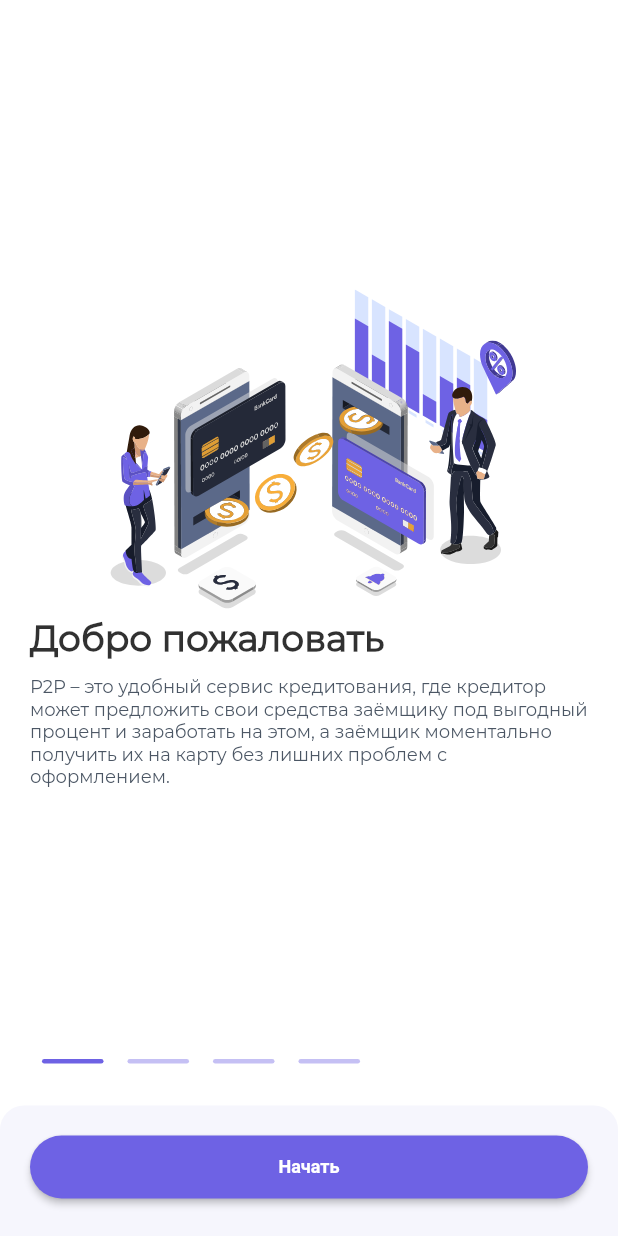
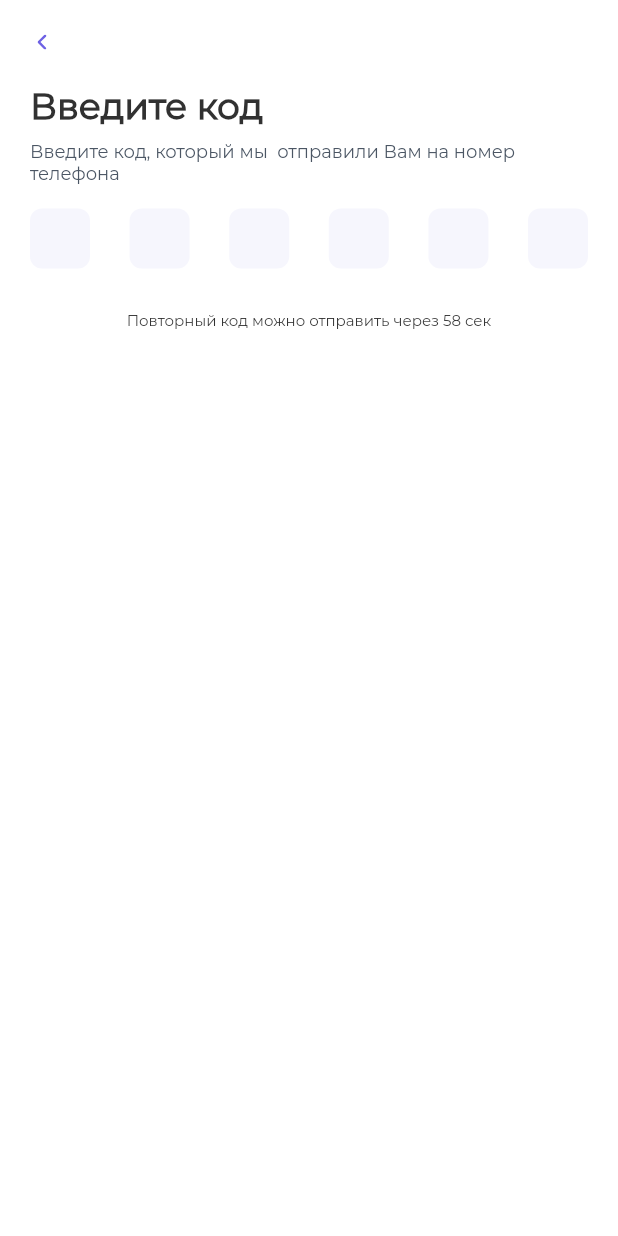
Before and after one commit to Bek-End/Crededev, a Flutter app: the screen it shows after launch, on a phone screen of 412 x 824 dp. Run offline on Flutter 3.47's test engine with Material 2 defaults, Android fonts, the light colour scheme and no system bars; drawn by our look-alikes of dots_indicator; our stand-ins replace flutter_svg, mask_text_input_formatter, pinput.

Commit message:
#19 Complete login screen

```diff
--- a/lib/core/style/app_theme.dart
+++ b/lib/core/style/app_theme.dart
@@ -16,6 +16,11 @@ final ThemeData appThemeData = ThemeData(
       ),
     ),
   ),
+  textButtonTheme: TextButtonThemeData(
+    style: TextButton.styleFrom(
+      primary: kBlackLight,
+    ),
+  ),
   textTheme: const TextTheme(
     headline1: TextStyle(
       color: kBlack,
@@ -27,5 +32,10 @@ final ThemeData appThemeData = ThemeData(
       fontSize: 12,
       fontWeight: FontWeight.w500,
     ),
+    subtitle1: TextStyle(
+      color: kBlack,
+      fontSize: 10,
+      fontWeight: FontWeight.w400,
+    ),
   ),
 );
--- a/lib/core/style/colors.dart
+++ b/lib/core/style/colors.dart
@@ -6,3 +6,4 @@ const kViolet = Color(0xFF6E62E4);
 final kVioletPale = const Color(0xFF6E62E4).withOpacity(0.4);
 const kGrey = Color(0xFFF6F6FD);
 const kWhite = Color(0xFFFFFFFF);
+const kTrans = Colors.transparent;
--- /dev/null
+++ b/lib/core/widgets/app_bar_widget.dart
@@ -0,0 +1,27 @@
+import 'package:credo_p2p/core/style/colors.dart';
+import 'package:credo_p2p/features/login/presentation/ui/widgets/arrow_back_button.dart';
+import 'package:flutter/material.dart';
+
+class AppBarWidget extends StatelessWidget implements PreferredSizeWidget {
+  final Function() onPressed;
+  const AppBarWidget({
+    Key? key,
+    required this.onPressed,
+  }) : super(key: key);
+
+  @override
+  Widget build(BuildContext context) {
+    return SafeArea(
+      child: AppBar(
+        backgroundColor: kTrans,
+        elevation: 0,
+        leading: ArrowBackButton(
+          onPressed: onPressed,
+        ),
+      ),
+    );
+  }
+
+  @override
+  Size get preferredSize => const Size.fromHeight(kToolbarHeight);
+}
--- /dev/null
+++ b/lib/features/login/presentation/ui/enter_code_screen.dart
@@ -0,0 +1,56 @@
+import 'package:credo_p2p/core/style/colors.dart';
+import 'package:credo_p2p/core/widgets/app_bar_widget.dart';
+import 'package:credo_p2p/features/login/presentation/ui/widgets/pinput_widget.dart';
+import 'package:flutter/material.dart';
+
+class EnterCodeScreen extends StatefulWidget {
+  const EnterCodeScreen({Key? key}) : super(key: key);
+
+  @override
+  _EnterCodeScreenState createState() => _EnterCodeScreenState();
+}
+
+class _EnterCodeScreenState extends State<EnterCodeScreen> {
+  final controller = TextEditingController();
+  @override
+  Widget build(BuildContext context) {
+    return Scaffold(
+      backgroundColor: kWhite,
+      appBar: AppBarWidget(
+        onPressed: () {},
+      ),
+      body: Padding(
+        padding: const EdgeInsets.symmetric(horizontal: 20),
+        child: Column(
+          crossAxisAlignment: CrossAxisAlignment.start,
+          children: [
+            Text(
+              'Введите код',
+              style: Theme.of(context).textTheme.headline1,
+            ),
+            const SizedBox(
+              height: 8,
+            ),
+            Text(
+              'Введите код, который мы  отправили Вам на номер телефона',
+              style: Theme.of(context).textTheme.bodyText1,
+            ),
+            const SizedBox(height: 12),
+            PinputWidget(
+              controller: controller,
+            ),
+            const SizedBox(
+              height: 24,
+            ),
+            Center(
+              child: Text(
+                'Повторный код можно отправить через 58 сек',
+                style: Theme.of(context).textTheme.subtitle1,
+              ),
+            )
+          ],
+        ),
+      ),
+    );
+  }
+}
--- /dev/null
+++ b/lib/features/login/presentation/ui/widgets/arrow_back_button.dart
@@ -0,0 +1,21 @@
+import 'package:credo_p2p/core/style/colors.dart';
+import 'package:flutter/material.dart';
+import 'package:flutter_svg/svg.dart';
+
+class ArrowBackButton extends StatelessWidget {
+  final Function() onPressed;
+  const ArrowBackButton({
+    Key? key,
+    required this.onPressed,
+  }) : super(key: key);
+
+  @override
+  Widget build(BuildContext context) {
+    return IconButton(
+      padding: EdgeInsets.zero,
+      splashColor: kGrey,
+      onPressed: onPressed,
+      icon: SvgPicture.asset('assets/login/arrow_back.svg'),
+    );
+  }
+}
--- /dev/null
+++ b/lib/features/login/presentation/ui/widgets/pinput_widget.dart
@@ -0,0 +1,38 @@
+import 'package:credo_p2p/core/style/colors.dart';
+import 'package:flutter/material.dart';
+import 'package:pinput/pin_put/pin_put.dart';
+
+class PinputWidget extends StatelessWidget {
+  final TextEditingController controller;
+  const PinputWidget({
+    Key? key,
+    required this.controller,
+  }) : super(key: key);
+
+  @override
+  Widget build(BuildContext context) {
+    return PinPut(
+      fieldsCount: 6,
+      separator: const SizedBox(
+        width: 7,
+      ),
+      controller: controller,
+      submittedFieldDecoration: BoxDecoration(
+        color: kGrey,
+        borderRadius: BorderRadius.circular(8),
+      ),
+      followingFieldDecoration: BoxDecoration(
+        color: kGrey,
+        borderRadius: BorderRadius.circular(8),
+      ),
+      disabledDecoration: BoxDecoration(
+        color: kGrey,
+        borderRadius: BorderRadius.circular(8),
+      ),
+      selectedFieldDecoration: BoxDecoration(
+        color: kGrey,
+        borderRadius: BorderRadius.circular(8),
+      ),
+    );
+  }
+}
--- a/lib/features/onboarding/ui/onboarding_screen.dart
+++ b/lib/features/onboarding/presentation/ui/onboarding_screen.dart
@@ -1,8 +1,8 @@
 import 'package:credo_p2p/core/style/colors.dart';
-import 'package:credo_p2p/features/onboarding/ui/widgets/bottom_bar.dart';
-import 'package:credo_p2p/features/onboarding/ui/widgets/dots_indicator.dart';
-import 'package:credo_p2p/features/onboarding/ui/widgets/onboarding_headline_widget.dart';
 import 'package:flutter/material.dart';
+import 'widgets/bottom_bar.dart';
+import 'widgets/dots_indicator.dart';
+import 'widgets/onboarding_headline_widget.dart';
 
 class OnboardingScreen extends StatefulWidget {
   static const route = '/';
--- a/lib/main.dart
+++ b/lib/main.dart
@@ -1,5 +1,7 @@
 import 'package:credo_p2p/core/style/app_theme.dart';
-import 'package:credo_p2p/features/onboarding/ui/onboarding_screen.dart';
+import 'package:credo_p2p/features/login/presentation/ui/enter_code_screen.dart';
+import 'package:credo_p2p/features/login/presentation/ui/enter_phone_number_screen.dart';
+import 'package:credo_p2p/features/login/presentation/ui/enter_pincode_screen.dart';
 import 'package:flutter/material.dart';
 
 void main() {
@@ -15,10 +17,11 @@ class MyApp extends StatelessWidget {
       title: 'Credo P2P',
       debugShowCheckedModeBanner: false,
       theme: appThemeData,
-      routes: {
-        OnboardingScreen.route: (context) => const OnboardingScreen(),
-      },
-      initialRoute: '/',
+      // routes: {
+      //   OnboardingScreen.route: (context) => const OnboardingScreen(),
+      // },
+      // initialRoute: '/',
+      home: const EnterCodeScreen(),
     );
   }
 }
```
Also changed, not shown: lib/features/login/presentation/ui/enter_phone_number_screen.dart (added, +76 -0 lines), lib/features/login/presentation/ui/enter_pincode_screen.dart (added, +47 -0 lines), lib/features/login/presentation/ui/widgets/forgot_password_button.dart (added, +21 -0 lines), lib/features/login/presentation/ui/widgets/phone_number_input.dart (added, +45 -0 lines), lib/features/login/presentation/ui/widgets/pincode_widget.dart (added, +42 -0 lines), pubspec.yaml (+9 -0 lines), assets/login/arrow_back.svg (added), lib/features/onboarding/presentation/ui/widgets/bottom_bar.dart (renamed from lib/features/onboarding/ui/widgets/bottom_bar.dart), lib/features/onboarding/presentation/ui/widgets/dots_indicator.dart (renamed from lib/features/onboarding/ui/widgets/dots_indicator.dart), lib/features/onboarding/presentation/ui/widgets/onboarding_headline_widget.dart (renamed from lib/features/onboarding/ui/widgets/onboarding_headline_widget.dart), pubspec.lock, 3 other files.
